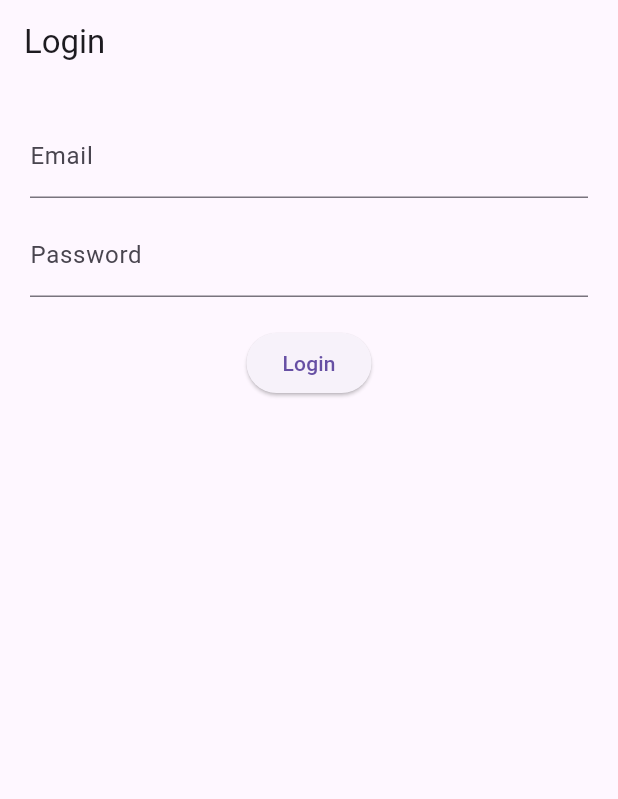
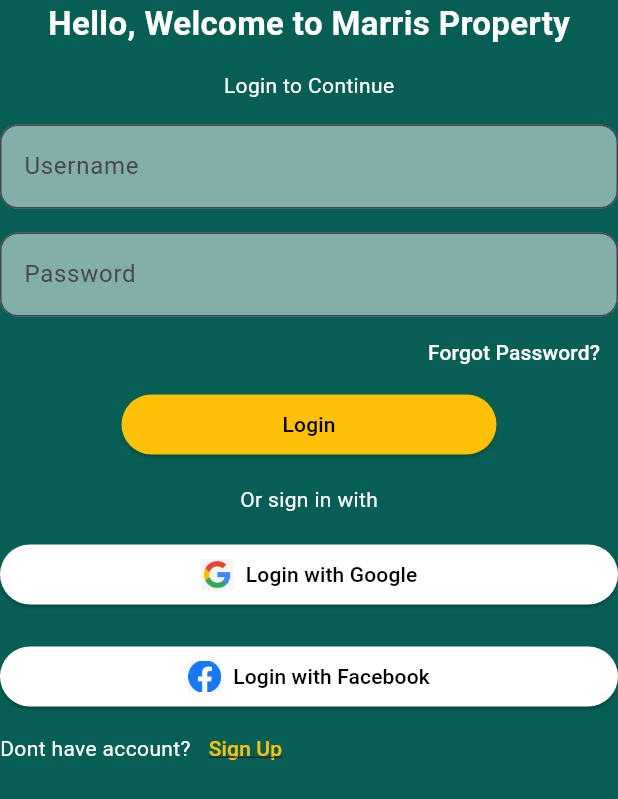
Before and after one commit to IanNmaina/property_management_group5, a Flutter app: the screen it shows after launch, on a phone screen of 412 x 824 dp. Shown: the top 799 px of the screen. Run offline on Flutter 3.47's test engine with Material 3 defaults, Android fonts, the phone set to English and light mode, and no system bars; our stand-ins replace sqflite; accounts and stored records are empty; Roboto replaces fonts that are missing (Urbanist).

Commit message:
added the login page after splash screen

```diff
--- a/analysis_options.yaml
+++ b/analysis_options.yaml
@@ -7,6 +7,9 @@
 
 # The following line activates a set of recommended lints for Flutter apps,
 # packages, and plugins designed to encourage good coding practices.
+analyzer:
+  errors:
+    avoid_print: ignore
 include: package:flutter_lints/flutter.yaml
 
 linter:
--- a/lib/main.dart
+++ b/lib/main.dart
@@ -9,6 +9,7 @@ import 'pages/manage_tenant.dart';
 import 'pages/manage_agent.dart';
 import 'pages/properties_list.dart';
 import 'classes/unit_category.dart';
+import 'pages/signup.dart';
 //import 'models/models.dart';
 
 void main() {
@@ -41,6 +42,7 @@ class MyApp extends StatelessWidget {
               units: [],
             ),
         '/property_details': (context) => const PropertyDetailsPage(),
+        '/signup': (context) => const SignupPage(),
       },
       onGenerateRoute: (settings) {
         if (settings.name == '/property_list') {
--- a/lib/pages/login.dart
+++ b/lib/pages/login.dart
@@ -1,47 +1,186 @@
+// ignore_for_file: avoid_print
+
 import 'package:flutter/material.dart';
+import 'package:marries_property/styles/colors.dart';
 
-// LoginPage
 class LoginPage extends StatelessWidget {
   const LoginPage({super.key});
 
   @override
   Widget build(BuildContext context) {
-    return Scaffold(
-      appBar: AppBar(
-        title: const Text('Login'),
-      ),
-      body: Padding(
-        padding: const EdgeInsets.all(20.0),
-        child: Column(
+    return MaterialApp(
+      debugShowCheckedModeBanner: false,
+      home: Scaffold(
+        backgroundColor: AppColors.background,
+        body: Column(
           children: [
-            const TextField(
-              decoration: InputDecoration(
-                labelText: 'Email',
+            const Text(
+              'Hello, Welcome to Marris Property',
+              style: TextStyle(
+                color: Colors.white,
+                fontSize: 22,
+                fontWeight: FontWeight.bold,
+                fontFamily: 'Urbanist',
               ),
             ),
-            const SizedBox(height: 10),
-            const TextField(
-              obscureText: true,
-              decoration: InputDecoration(
-                labelText: 'Password',
+            const SizedBox(
+              height: 16,
+              //width: 50,
+              //child: Text('This is text for test sizebox'),
+            ),
+            const Text(
+              'Login to Continue',
+              style: TextStyle(
+                color: Colors.white,
               ),
             ),
-            const SizedBox(height: 20),
+            const SizedBox(
+              height: 16,
+            ),
+            TextField(
+              decoration: InputDecoration(
+                hintText: 'Username',
+                border: const OutlineInputBorder(
+                  borderRadius: BorderRadius.all(
+                    Radius.circular(12),
+                  ),
+                ),
+                filled: true,
+                fillColor: Colors.white.withOpacity(0.5),
+              ),
+            ),
+            const SizedBox(
+              height: 16,
+            ),
+            TextField(
+              decoration: InputDecoration(
+                hintText: 'Password',
+                border: const OutlineInputBorder(
+                  borderRadius: BorderRadius.all(
+                    Radius.circular(12),
+                  ),
+                ),
+                filled: true,
+                fillColor: Colors.white.withOpacity(0.5),
+              ),
+            ),
+            Align(
+              alignment: Alignment.centerRight,
+              child: TextButton(
+                onPressed: () {
+                  print('Forgot is Clicked');
+                },
+                style: TextButton.styleFrom(
+                  foregroundColor: Colors.white,
+                ),
+                child: const Text('Forgot Password?'),
+              ),
+            ),
+            SizedBox(
+              width: 250,
+              child: ElevatedButton(
+                onPressed: () {
+                  print('Login is Clicked');
+                },
+                style: ElevatedButton.styleFrom(
+                  backgroundColor: Colors.amber,
+                  foregroundColor: Colors.black,
+                ),
+                child: const Text('Login'),
+              ),
+            ),
+            const SizedBox(
+              height: 16,
+            ),
+            const Text(
+              'Or sign in with',
+              style: TextStyle(
+                color: Colors.white,
+              ),
+            ),
+            const SizedBox(
+              height: 16,
+            ),
             ElevatedButton(
               onPressed: () {
-                // Example user role based on login credentials
-                String userRole = 'tenant'; // Replace with actual logic
-
-                if (userRole == 'agent') {
-                  Navigator.pushReplacementNamed(context, '/agent_dashboard');
-                } else if (userRole == 'tenant') {
-                  Navigator.pushReplacementNamed(context, '/tenant_dashboard');
-                } else if (userRole == 'admin') {
-                  Navigator.pushReplacementNamed(context, '/admin_dashboard');
-                }
+                print('Google is Clicked');
               },
-              child: const Text('Login'),
+              style: ElevatedButton.styleFrom(
+                backgroundColor: Colors.white,
+                foregroundColor: Colors.black,
+                shape: const RoundedRectangleBorder(
+                  borderRadius: BorderRadius.all(
+                    Radius.circular(20),
+                  ),
+                ),
+              ),
+              child: Row(
+                mainAxisAlignment: MainAxisAlignment.center,
+                children: [
+                  Image.asset(
+                    'assets/google.png',
+                    width: 22,
+                    height: 22,
+                  ),
+                  const SizedBox(
+                    width: 8,
+                  ),
+                  const Text('Login with Google'),
+                ],
+              ),
             ),
+            const SizedBox(
+              width: 20,
+              height: 20,
+            ),
+            ElevatedButton(
+              onPressed: () {},
+              style: ElevatedButton.styleFrom(
+                backgroundColor: Colors.white,
+                foregroundColor: Colors.black,
+                shape: const RoundedRectangleBorder(
+                  borderRadius: BorderRadius.all(
+                    Radius.circular(150),
+                  ),
+                ),
+              ),
+              child: Row(
+                mainAxisAlignment: MainAxisAlignment.center,
+                children: [
+                  Image.asset(
+                    'assets/fb.png',
+                    width: 22,
+                    height: 22,
+                  ),
+                  const SizedBox(
+                    width: 8,
+                  ),
+                  const Text('Login with Facebook'),
+                ],
+              ),
+            ),
+            Row(
+              children: [
+                const Text(
+                  'Dont have account?',
+                  style: TextStyle(
+                    color: Colors.white,
+                  ),
+                ),
+                TextButton(
+                  onPressed: () {},
+                  style: TextButton.styleFrom(
+                    foregroundColor: Colors.amber,
+                  ),
+                  child: const Text(
+                    'Sign Up',
+                    style: TextStyle(
+                      decoration: TextDecoration.underline,
+                    ),
+                  ),
+                ),
+              ],
+            )
           ],
         ),
       ),
--- /dev/null
+++ b/lib/styles/classes.dart
@@ -0,0 +1,21 @@
+class Property {
+  String title;
+  String imageUrl;
+  int price;
+
+  Property(this.title, this.imageUrl, this.price);
+}
+
+class Tenant {
+  String name;
+  String email;
+
+  Tenant(this.name, this.email);
+}
+
+class Agent {
+  String name;
+  String email;
+
+  Agent(this.name, this.email);
+}
--- /dev/null
+++ b/lib/styles/colors.dart
@@ -0,0 +1,12 @@
+import 'package:flutter/material.dart';
+
+class AppColors {
+  static const primary = Color(0xffFBD512);
+  static const font = Color(0xff0F9D58);
+  static const background = Color(0xff075E54);
+  static const font2 = Color(0xff128C7E);
+  static const disableButton = Color(0xff555555);
+  static const disablefont = Color(0xffE01A59);
+  static const green = Color(0xff107C10);
+  static const foggy = Color(0xff767676);
+}
--- a/pubspec.yaml
+++ b/pubspec.yaml
@@ -63,6 +63,8 @@ flutter:
   # To add assets to your application, add an assets section, like this:
   assets:
      - assets/logo.png
+     - assets/fb.png
+     - assets/google.png
   #   - images/a_dot_ham.jpeg
 
   # An image asset can refer to one or more resolution-specific "variants", see
```
Also changed, not shown: lib/pages/signup.dart (added, +102 -0 lines), assets/fb.png (added), assets/google.png (added), lib/assets/images/fb.png (added), lib/assets/images/google.png (added).
